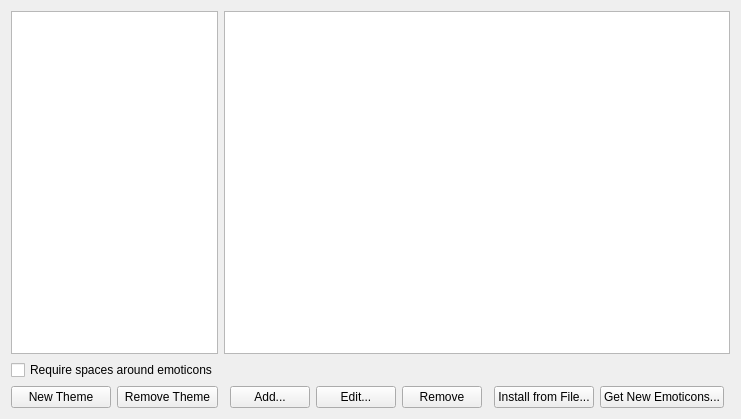
Before: the Qt Designer form kcms/emoticons/emoticonslist.ui in Sonic-DE/sonic-desktop-interface, drawn with Qt 5.
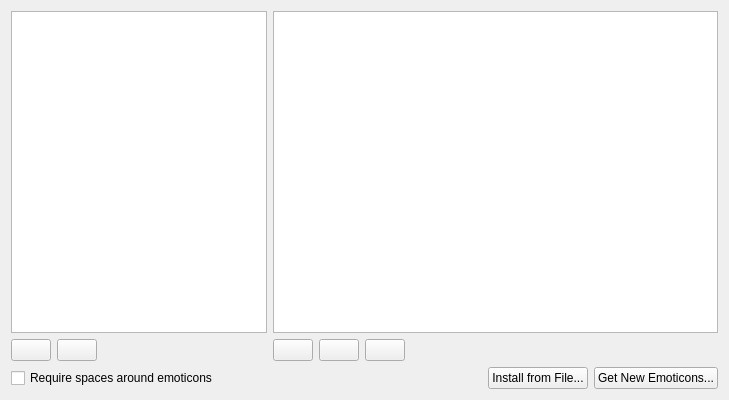
After: the same form once the commit is applied. Icons and pictures are not drawn.

Commit message:
Improve the look of the Emoticons KCM UI
Summary:
Apply the KDE HIG, make buttons consistent and make the KCM look better.
{F6619998}

Test Plan: Open the Emoticons KCM.

Reviewers: #plasma, #vdg, ngraham

Reviewed By: #vdg, ngraham

Subscribers: ngraham, #vdg, plasma-devel, #plasma

Tags: #plasma

What changed in the file:
```diff
--- a/kcms/emoticons/emoticonslist.ui
+++ b/kcms/emoticons/emoticonslist.ui
@@ -6,147 +6,111 @@
    <rect>
     <x>0</x>
     <y>0</y>
-    <width>630</width>
-    <height>419</height>
+    <width>729</width>
+    <height>400</height>
    </rect>
   </property>
   <property name="windowTitle">
    <string>Emoticons Manager</string>
   </property>
   <layout class="QGridLayout">
-   <item row="0" column="0" rowspan="2" colspan="2">
-    <widget class="QListWidget" name="themeList">
-     <property name="iconSize">
-      <size>
-       <width>22</width>
-       <height>22</height>
-      </size>
+   <item row="6" column="13">
+    <widget class="QPushButton" name="btInstall">
+     <property name="sizePolicy">
+      <sizepolicy hsizetype="Maximum" vsizetype="Fixed">
+       <horstretch>0</horstretch>
+       <verstretch>0</verstretch>
+      </sizepolicy>
      </property>
-    </widget>
-   </item>
-   <item row="0" column="2" rowspan="2" colspan="8">
-    <widget class="QListWidget" name="emoList">
-     <property name="iconSize">
-      <size>
-       <width>22</width>
-       <height>22</height>
-      </size>
+     <property name="toolTip">
+      <string>Install a theme archive file you already have locally</string>
      </property>
-    </widget>
-   </item>
-   <item row="2" column="0" colspan="2">
-    <widget class="QCheckBox" name="cbStrict">
+     <property name="whatsThis">
+      <string>If you already have an emoticon theme archive locally, this button will unpack it and make it available for KDE applications</string>
+     </property>
      <property name="text">
-      <string>Require spaces around emoticons</string>
+      <string>Install from File...</string>
      </property>
     </widget>
    </item>
    <item row="5" column="0">
     <widget class="QPushButton" name="btNew">
+     <property name="sizePolicy">
+      <sizepolicy hsizetype="Maximum" vsizetype="Fixed">
+       <horstretch>0</horstretch>
+       <verstretch>0</verstretch>
+      </sizepolicy>
+     </property>
      <property name="toolTip">
       <string>Design a new emoticon theme</string>
      </property>
      <property name="whatsThis">
       <string>Start a new theme by assigning it a name. Then use the Add button on the right to add emoticons to this theme.</string>
      </property>
-     <property name="text">
-      <string>New Theme</string>
+    </widget>
+   </item>
+   <item row="5" column="2">
+    <spacer name="horizontalSpacer_1">
+     <property name="sizePolicy">
+      <sizepolicy hsizetype="Preferred" vsizetype="Minimum">
+       <horstretch>0</horstretch>
+       <verstretch>0</verstretch>
+      </sizepolicy>
+     </property>
+     <property name="orientation">
+      <enum>Qt::Horizontal</enum>
+     </property>
+     <property name="sizeType">
+      <enum>QSizePolicy::Preferred</enum>
+     </property>
+     <property name="sizeHint" stdset="0">
+      <size>
+       <width>40</width>
+       <height>20</height>
+      </size>
+     </property>
+    </spacer>
+   </item>
+   <item row="0" column="0" rowspan="2" colspan="3">
+    <widget class="QListWidget" name="themeList">
+     <property name="sizePolicy">
+      <sizepolicy hsizetype="Maximum" vsizetype="Expanding">
+       <horstretch>0</horstretch>
+       <verstretch>0</verstretch>
+      </sizepolicy>
+     </property>
+     <property name="iconSize">
+      <size>
+       <width>22</width>
+       <height>22</height>
+      </size>
      </property>
     </widget>
    </item>
    <item row="5" column="1">
     <widget class="QPushButton" name="btRemoveTheme">
+     <property name="sizePolicy">
+      <sizepolicy hsizetype="Maximum" vsizetype="Fixed">
+       <horstretch>0</horstretch>
+       <verstretch>0</verstretch>
+      </sizepolicy>
+     </property>
      <property name="toolTip">
-      <string>Remove the selected theme from your disk</string>
-     </property>
-     <property name="whatsThis">
-      <string>This will remove the selected theme from your disk.</string>
-     </property>
-     <property name="text">
       <string>Remove Theme</string>
      </property>
-    </widget>
-   </item>
-   <item row="5" column="2">
-    <spacer name="horizontalSpacer_1">
-     <property name="orientation">
-      <enum>Qt::Horizontal</enum>
-     </property>
-     <property name="sizeHint" stdset="0">
-      <size>
-       <width>40</width>
-       <height>20</height>
-      </size>
-     </property>
-    </spacer>
-   </item>
-   <item row="5" column="3">
-    <widget class="QPushButton" name="btAdd">
-     <property name="toolTip">
-      <string>Create a new emoticon</string>
-     </property>
      <property name="whatsThis">
       <string>Create a new emoticon by assigning it an icon and some text</string>
      </property>
-     <property name="text">
-      <string>Add...</string>
-     </property>
     </widget>
    </item>
-   <item row="5" column="4">
-    <widget class="QPushButton" name="btEdit">
-     <property name="toolTip">
-      <string>Modify the selected emoticon icon or text </string>
-     </property>
-     <property name="whatsThis">
-      <string>Edit the selected emoticon to change its icon or its text</string>
-     </property>
-     <property name="text">
-      <string>Edit...</string>
-     </property>
-    </widget>
-   </item>
-   <item row="5" column="5">
-    <widget class="QPushButton" name="btRemoveEmoticon">
-     <property name="toolTip">
-      <string>Remove the selected emoticon</string>
-     </property>
-     <property name="whatsThis">
-      <string>Remove the selected emoticon from your disk</string>
-     </property>
-     <property name="text">
-      <string>Remove</string>
-     </property>
-    </widget>
-   </item>
-   <item row="5" column="6">
-    <spacer name="horizontalSpacer_2">
-     <property name="orientation">
-      <enum>Qt::Horizontal</enum>
-     </property>
-     <property name="sizeHint" stdset="0">
-      <size>
-       <width>40</width>
-       <height>20</height>
-      </size>
-     </property>
-    </spacer>
-   </item>
-   <item row="5" column="7">
-    <widget class="QPushButton" name="btInstall">
-     <property name="toolTip">
-      <string>Install a theme archive file you already have locally</string>
-     </property>
-     <property name="whatsThis">
-      <string>If you already have an emoticon theme archive locally, this button will unpack it and make it available for KDE applications</string>
-     </property>
-     <property name="text">
-      <string>Install from File...</string>
-     </property>
-    </widget>
-   </item>
-   <item row="5" column="8">
+   <item row="6" column="14">
     <widget class="QPushButton" name="btGetNew">
+     <property name="sizePolicy">
+      <sizepolicy hsizetype="Maximum" vsizetype="Fixed">
+       <horstretch>0</horstretch>
+       <verstretch>0</verstretch>
+      </sizepolicy>
+     </property>
      <property name="toolTip">
       <string>Get new icon themes from the Internet</string>
      </property>
@@ -163,6 +127,93 @@
      </property>
     </widget>
    </item>
+   <item row="6" column="0" colspan="3">
+    <widget class="QCheckBox" name="cbStrict">
+     <property name="sizePolicy">
+      <sizepolicy hsizetype="Maximum" vsizetype="Fixed">
+       <horstretch>0</horstretch>
+       <verstretch>0</verstretch>
+      </sizepolicy>
+     </property>
+     <property name="text">
+      <string>Require spaces around emoticons</string>
+     </property>
+    </widget>
+   </item>
+   <item row="0" column="6" rowspan="2" colspan="9">
+    <widget class="QListWidget" name="emoList">
+     <property name="iconSize">
+      <size>
+       <width>22</width>
+       <height>22</height>
+      </size>
+     </property>
+    </widget>
+   </item>
+   <item row="5" column="6">
+    <widget class="QPushButton" name="btAdd">
+     <property name="sizePolicy">
+      <sizepolicy hsizetype="Maximum" vsizetype="Fixed">
+       <horstretch>0</horstretch>
+       <verstretch>0</verstretch>
+      </sizepolicy>
+     </property>
+     <property name="toolTip">
+      <string>Create New Emoticon...</string>
+     </property>
+     <property name="whatsThis">
+      <string>Create a new emoticon by assigning it an icon and some text</string>
+     </property>
+    </widget>
+   </item>
+   <item row="5" column="7">
+    <widget class="QPushButton" name="btRemoveEmoticon">
+     <property name="sizePolicy">
+      <sizepolicy hsizetype="Maximum" vsizetype="Fixed">
+       <horstretch>0</horstretch>
+       <verstretch>0</verstretch>
+      </sizepolicy>
+     </property>
+     <property name="toolTip">
+      <string>Remove Emoticon</string>
+     </property>
+     <property name="whatsThis">
+      <string>Remove the selected emoticon from your disk</string>
+     </property>
+    </widget>
+   </item>
+   <item row="5" column="8">
+    <widget class="QPushButton" name="btEdit">
+     <property name="sizePolicy">
+      <sizepolicy hsizetype="Maximum" vsizetype="Fixed">
+       <horstretch>0</horstretch>
+       <verstretch>0</verstretch>
+      </sizepolicy>
+     </property>
+     <property name="toolTip">
+      <string>Edit Emoticon...</string>
+     </property>
+     <property name="whatsThis">
+      <string>Edit the selected emoticon to change its icon or its text</string>
+     </property>
+    </widget>
+   </item>
+   <item row="5" column="9" colspan="6">
+    <spacer name="horizontalSpacer_2">
+     <property name="orientation">
+      <enum>Qt::Horizontal</enum>
+     </property>
+     <property name="sizeType">
+      <enum>QSizePolicy::Expanding</enum>
+     </property>
+     <property name="sizeHint" stdset="0">
+      <size>
+       <width>40</width>
+       <height>20</height>
+      </size>
+     </property>
+    </spacer>
+   </item>
   </layout>
  </widget>
  <resources/>
```
Left out of the diff: 11 changed lines with no effect on the pictures. The commit also changes 1 other file.
